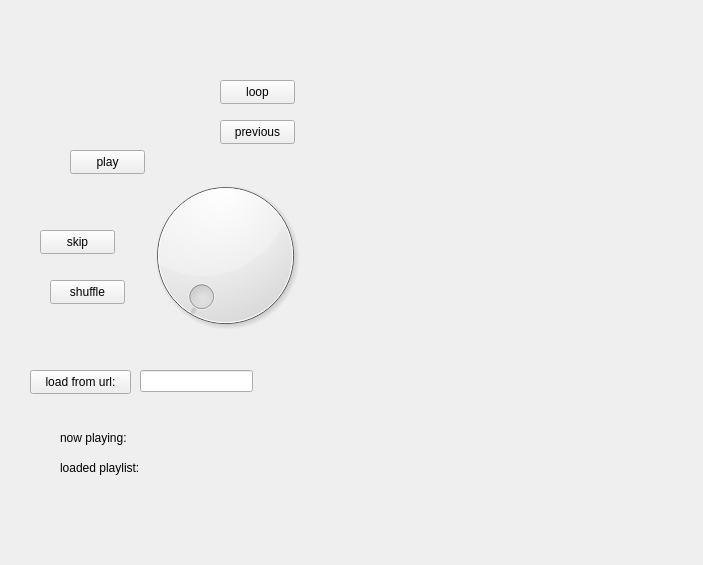
The window that classes/generatedui/mainwindow.ui (moltenlavaguava/peanut) describes before a commit, drawn with Qt 5.
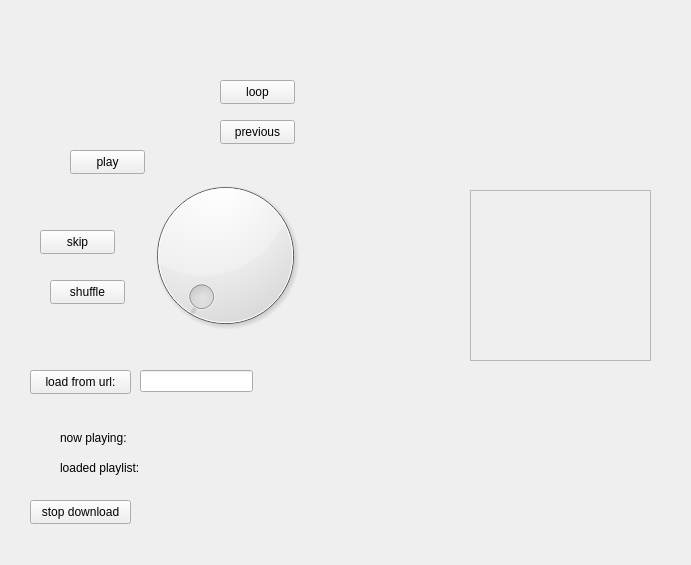
The same window after the commit. Custom widgets are drawn as their Qt base class.

Commit message: added playlist selection box

The edit to the form file:
```diff
--- a/classes/generatedui/mainwindow.ui
+++ b/classes/generatedui/mainwindow.ui
@@ -6,7 +6,7 @@
    <rect>
     <x>0</x>
     <y>0</y>
-    <width>703</width>
+    <width>691</width>
     <height>565</height>
    </rect>
   </property>
@@ -184,6 +184,52 @@
      <string notr="true"/>
     </property>
    </widget>
+   <widget class="QPushButton" name="action_stopDownload">
+    <property name="geometry">
+     <rect>
+      <x>30</x>
+      <y>500</y>
+      <width>101</width>
+      <height>24</height>
+     </rect>
+    </property>
+    <property name="text">
+     <string>stop download</string>
+    </property>
+   </widget>
+   <widget class="QScrollArea" name="info_playlistSelector">
+    <property name="geometry">
+     <rect>
+      <x>470</x>
+      <y>190</y>
+      <width>181</width>
+      <height>171</height>
+     </rect>
+    </property>
+    <property name="verticalScrollBarPolicy">
+     <enum>Qt::ScrollBarPolicy::ScrollBarAlwaysOff</enum>
+    </property>
+    <property name="horizontalScrollBarPolicy">
+     <enum>Qt::ScrollBarPolicy::ScrollBarAlwaysOff</enum>
+    </property>
+    <property name="widgetResizable">
+     <bool>true</bool>
+    </property>
+    <property name="alignment">
+     <set>Qt::AlignmentFlag::AlignLeading|Qt::AlignmentFlag::AlignLeft|Qt::AlignmentFlag::AlignTop</set>
+    </property>
+    <widget class="QWidget" name="scrollAreaWidgetContents">
+     <property name="geometry">
+      <rect>
+       <x>0</x>
+       <y>0</y>
+       <width>179</width>
+       <height>169</height>
+      </rect>
+     </property>
+     <layout class="QVBoxLayout" name="verticalLayout"/>
+    </widget>
+   </widget>
   </widget>
  </widget>
  <customwidgets>
```
Left out of the diff: 4 changed lines with no effect on the pictures. The commit also changes 9 other files.
